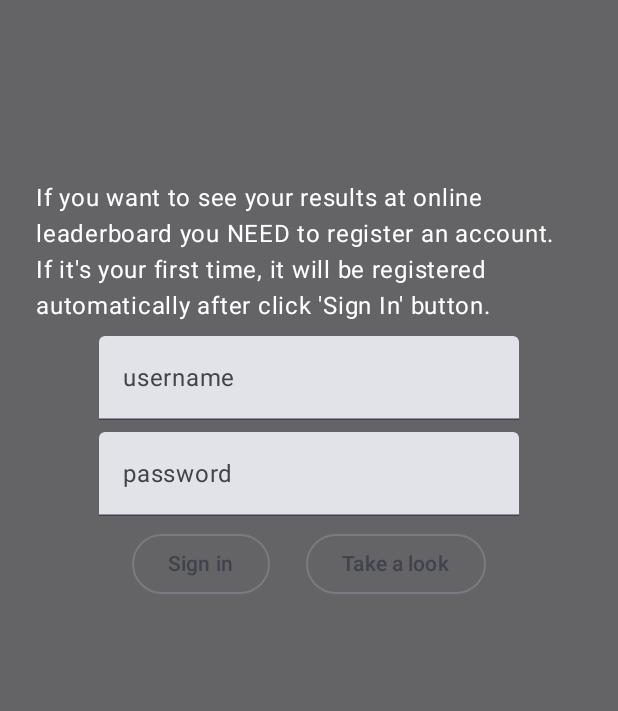
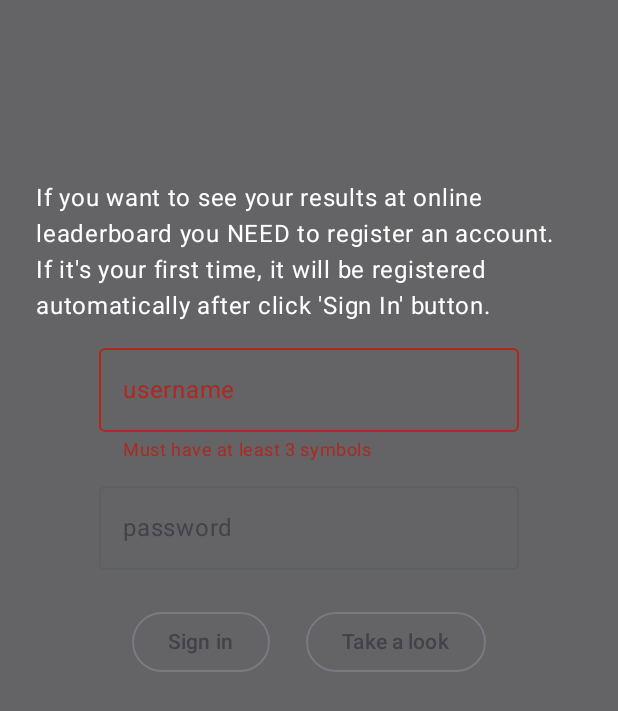
Before and after one commit to PseudoNIMB/SnakesUnited, an Android app built with Jetpack Compose: the composable DialogAuth shown on its own in the app's theme, after a tap on "Sign in", on a phone screen of 412 x 824 dp. Shown: the top 711 px of the screen. Run offline under Robolectric (Android 15) with nearby library versions, the phone set to English and light mode, and no system bars; our stand-ins replace Firebase (no records; nobody signed in at launch, a user with empty details on screens opened directly).

Commit message:
0.5 registration errors and issues done

```diff
--- a/app/build.gradle.kts
+++ b/app/build.gradle.kts
@@ -15,7 +15,7 @@ android {
         minSdk = 24
         targetSdk = 34
         versionCode = 1
-        versionName = "0.4"
+        versionName = "0.5"
         archivesName = "SnakesUnited $versionName"
 
         testInstrumentationRunner = "androidx.test.runner.AndroidJUnitRunner"
--- a/app/src/main/java/ru/pseudonimb/snakesunited/ui/screens/MainScreen.kt
+++ b/app/src/main/java/ru/pseudonimb/snakesunited/ui/screens/MainScreen.kt
@@ -11,6 +11,8 @@ import androidx.compose.ui.Modifier
 import androidx.compose.ui.graphics.Color
 import androidx.compose.ui.platform.LocalContext
 import androidx.compose.ui.res.stringResource
+import androidx.compose.ui.text.input.ImeAction
+import androidx.compose.ui.text.input.KeyboardCapitalization
 import androidx.compose.ui.text.input.KeyboardType
 import androidx.compose.ui.unit.dp
 import androidx.compose.ui.unit.sp
@@ -81,27 +83,87 @@ fun DialogAuth(dialogState: MutableState<Boolean>, navigateToRecords: () -> Unit
     val password = remember {
         mutableStateOf("")
     }
+    var loginError by remember { mutableStateOf(false) }
+    var passwordError by remember { mutableStateOf(false) }
+    var errorMessage by remember { mutableStateOf("") }
+
     Dialog(onDismissRequest = {
         dialogState.value = false
     }) {
         Column (
-            modifier = Modifier.fillMaxSize().padding(0.dp, 120.dp),
+            modifier = Modifier
+                .fillMaxSize()
+                .padding(0.dp, 120.dp),
             horizontalAlignment = Alignment.CenterHorizontally,
             verticalArrangement = Arrangement.Top
         ) {
             //TODO Необходимо пароль отображать ещё раз, с понтом "сохраните его чтобы продолжить игру на других устройствах, и увидите вы его только единожды"
             Text(text = stringResource(R.string.if_you_want_to_see) + "\n" + stringResource(R.string.if_it_s_your_first_time), modifier = Modifier.padding(24.dp, 0.dp), color = Color.White)
             Spacer(modifier = Modifier.height(8.dp))
-            TextField(value = username.value, singleLine = true, label = {Text(text = stringResource(id = R.string.username))}, onValueChange = {
-                username.value = it
-            })
+            OutlinedTextField(
+                value = username.value,
+                singleLine = true,
+                label = { Text(text = stringResource(id = R.string.username)) },
+                onValueChange = {
+                    username.value = it
+                    if (loginError) {
+                        errorMessage = ""
+                        loginError = false
+                    }
+                },
+                isError = loginError,
+                supportingText = {
+                    if (loginError) {
+                        Text(
+                            modifier = Modifier.fillMaxWidth(),
+                            text = stringResource(R.string.must_have_at_least_3_symbols),
+                            color = MaterialTheme.colorScheme.error
+                        )
+                    }
+                }
+            )
             Spacer(modifier = Modifier.height(8.dp))
-            TextField(value = password.value, singleLine = true, label = {Text(text = stringResource(id = R.string.password))}, onValueChange = {
-                password.value = it
-            })
+            OutlinedTextField(
+                keyboardOptions = KeyboardOptions(
+                    capitalization = KeyboardCapitalization.None,
+                    autoCorrect = true,
+                    keyboardType = KeyboardType.Number,
+                    imeAction = ImeAction.Next
+                ),
+                value = password.value,
+                singleLine = true,
+                label = { Text(text = stringResource(id = R.string.password)) },
+                onValueChange = {
+                    password.value = it.filter { it.isDigit() }.ifBlank { "" }
+                    if (passwordError) {
+                        errorMessage = ""
+                        passwordError = false
+                    }
+                },
+                isError = passwordError,
+                supportingText = {
+                    if (passwordError) {
+                        Text(
+                            modifier = Modifier.fillMaxWidth(),
+                            text = stringResource(R.string.must_have_at_least_8_symbols),
+                            color = MaterialTheme.colorScheme.error
+                        )
+                    }
+                }
+            )
             Spacer(modifier = Modifier.height(8.dp))
             Row {
                 OutlinedButton(onClick = {
+                    if (username.value.length < 3) {
+                        errorMessage = "Must have at least 3 symbols"
+                        loginError = true
+                        return@OutlinedButton
+                    }
+                    if (password.value.length < 8) {
+                        errorMessage = "Must have at least 8 symbols"
+                        passwordError = true
+                        return@OutlinedButton
+                    }
                     signIn(auth, username.value, password.value, navigateToRecords)
                     authDialogState.value = false
                 }) {
--- a/app/src/main/res/values/strings.xml
+++ b/app/src/main/res/values/strings.xml
@@ -22,4 +22,6 @@
     </string>
     <string name="you_got">" you got "</string>
     <string name="place">" place"</string>
+    <string name="must_have_at_least_3_symbols">Must have at least 3 symbols</string>
+    <string name="must_have_at_least_8_symbols">Must have at least 8 numbers</string>
 </resources>
```
Also changed, not shown: 1 other file.
